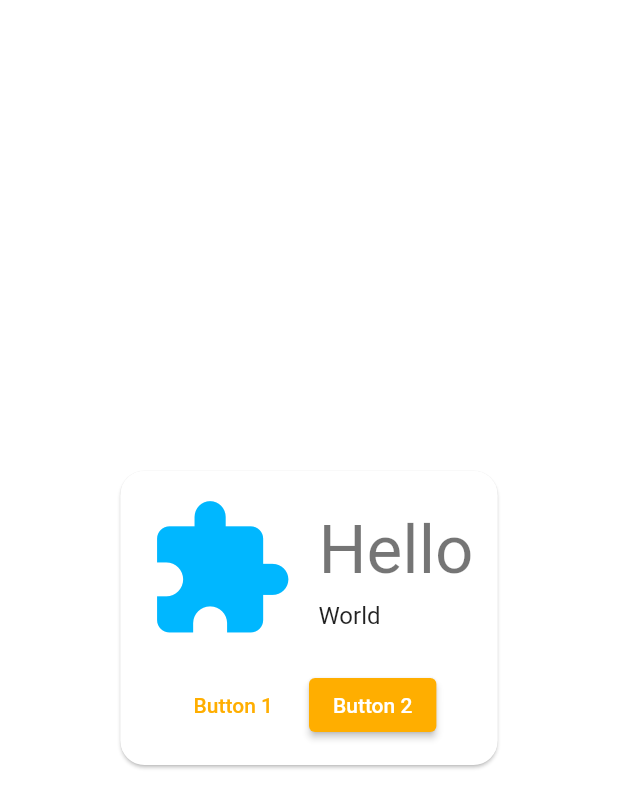
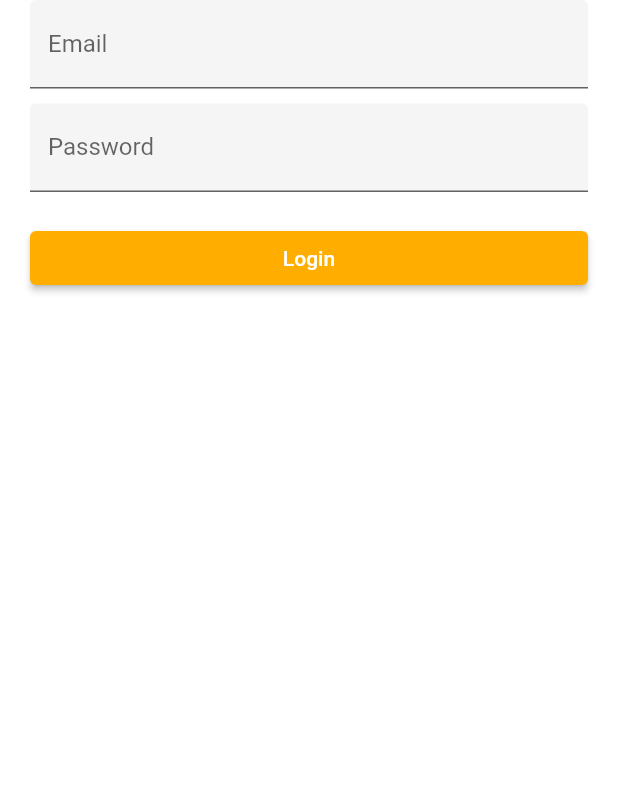
Before and after one commit to PC-Chair-Fight/project-frontend, a Flutter app: the screen it shows after launch, on a phone screen of 412 x 824 dp. Shown: the top 808 px of the screen. Run offline on Flutter 3.47's test engine with Material 2 defaults, Android fonts, the phone set to English and light mode, and no system bars; our stand-ins replace dio, get_it, shared_preferences.

Commit message:
feat(login): initial login widget

```diff
--- a/lib/modules/auth/screens/login.screen.dart
+++ b/lib/modules/auth/screens/login.screen.dart
@@ -1,5 +1,6 @@
 import 'package:flutter/material.dart';
 import 'package:project/modules/auth/widgets/login_hello_world.widget.dart';
+import 'package:project/modules/widgets/login.widget.dart';
 
 class LoginScreen extends StatelessWidget {
   static const String route = '/login';
@@ -10,7 +11,7 @@ class LoginScreen extends StatelessWidget {
   Widget build(BuildContext context) {
     return Scaffold(
       body: Center(
-        child: LoginHelloWorld(),
+        child: Login(),
       ),
     );
   }
--- /dev/null
+++ b/lib/modules/widgets/login.widget.dart
@@ -0,0 +1,85 @@
+import 'package:flutter/material.dart';
+
+// Define a custom Form widget.
+class Login extends StatefulWidget {
+  const Login({Key? key}) : super(key: key);
+
+  @override
+  LoginState createState() {
+    return LoginState();
+  }
+}
+
+// Define a corresponding State class.
+// This class holds data related to the form.
+class LoginState extends State<Login> {
+  // Create a global key that uniquely identifies the Form widget
+  // and allows validation of the form.
+  //
+  // Note: This is a `GlobalKey<FormState>`,
+  // not a GlobalKey<MyCustomFormState>.
+  final _formKey = GlobalKey<FormState>();
+
+  InputDecoration inputFieldDecoration(String text) {
+    return InputDecoration(label: Text(text));
+  }
+
+  @override
+  Widget build(BuildContext context) {
+    // Build a Form widget using the _formKey created above.
+    return Form(
+      key: _formKey,
+      child: Padding(
+        padding: const EdgeInsets.symmetric(horizontal: 20),
+        child: Column(
+          children: <Widget>[
+            Padding(
+              padding: const EdgeInsets.only(bottom: 10),
+              child: TextFormField(
+                  // The validator receives the text that the user has entered.
+                  validator: (value) {
+                    if (value == null || value.isEmpty) {
+                      return 'Please enter some text';
+                    }
+                    return null;
+                  },
+                  decoration: inputFieldDecoration("Email")),
+            ),
+            TextFormField(
+              // The validator receives the text that the user has entered.
+              validator: (value) {
+                if (value == null || value.isEmpty) {
+                  return 'Please enter some text';
+                }
+                return null;
+              },
+              decoration: inputFieldDecoration("Password"),
+            ),
+            Padding(
+              padding: const EdgeInsets.only(top: 20),
+              child: SizedBox(
+                width: double.infinity,
+                child: ElevatedButton(
+                  onPressed: () {
+                    // Validate returns true if the form is valid, or false otherwise.
+                    if (_formKey.currentState!.validate()) {
+                      // If the form is valid, display a snackbar. In the real world,
+                      // you'd often call a server or save the information in a database.
+                      ScaffoldMessenger.of(context).showSnackBar(
+                        const SnackBar(
+                          content: Text('Processing Data'),
+                          duration: Duration(seconds: 1),
+                        ),
+                      );
+                    }
+                  },
+                  child: const Text('Login'),
+                ),
+              ),
+            ),
+          ],
+        ),
+      ),
+    );
+  }
+}
```
Also changed, not shown: lib/config/inject.config.dart, lib/config/theme.config.dart, 1 other file.
